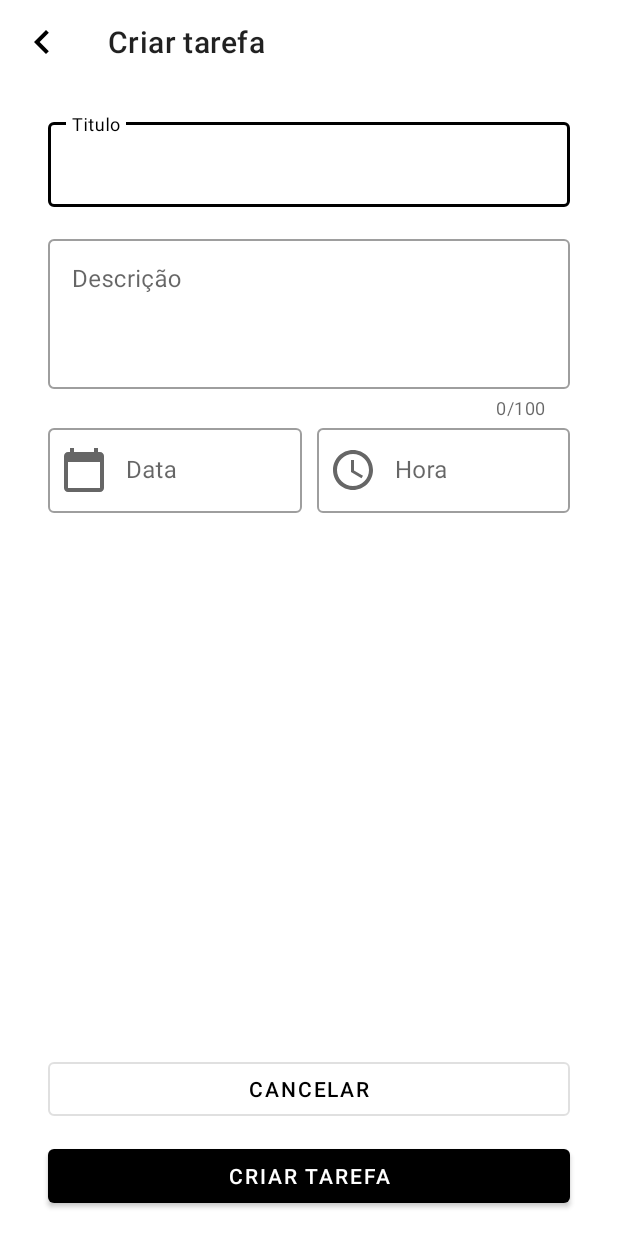
After one commit to UenoSilva/dio_lab_cursos, an Android app: the layout activity_add_task.xml on its own in the app's theme, with its tools: preview values and no code run, on a phone screen of 412 x 824 dp. The commit adds this screen. Run offline under Robolectric (Android 15) with nearby library versions, the phone set to English and light mode, and no system bars.

Commit message:
feat: activity add task

```diff
--- /dev/null
+++ b/desafios-kotlin/to-do_list/app/src/main/res/layout/activity_add_task.xml
@@ -0,0 +1,130 @@
+<?xml version="1.0" encoding="utf-8"?>
+<androidx.constraintlayout.widget.ConstraintLayout xmlns:android="http://schemas.android.com/apk/res/android"
+    xmlns:app="http://schemas.android.com/apk/res-auto"
+    android:layout_width="match_parent"
+    android:layout_height="match_parent">
+
+    <com.google.android.material.appbar.MaterialToolbar
+        android:id="@+id/mtb_navigate"
+        android:layout_width="0dp"
+        android:layout_height="wrap_content"
+        app:layout_constraintEnd_toEndOf="parent"
+        app:layout_constraintStart_toStartOf="parent"
+        app:layout_constraintTop_toTopOf="parent"
+        app:navigationIcon="@drawable/ic_navigate"
+        app:title="@string/create_task" />
+
+    <com.google.android.material.textfield.TextInputLayout
+        android:id="@+id/til_title"
+        style="@style/Widget.MaterialComponents.TextInputLayout.OutlinedBox"
+        android:layout_width="0dp"
+        android:layout_height="wrap_content"
+        android:layout_marginTop="20dp"
+        android:hint="Titulo"
+        app:layout_constraintEnd_toEndOf="@id/gl_end"
+        app:layout_constraintStart_toStartOf="@id/gl_start"
+        app:layout_constraintTop_toBottomOf="@id/mtb_navigate">
+
+        <com.google.android.material.textfield.TextInputEditText
+            android:layout_width="match_parent"
+            android:layout_height="wrap_content"
+            android:inputType="text" />
+
+    </com.google.android.material.textfield.TextInputLayout>
+
+    <com.google.android.material.textfield.TextInputLayout
+        android:id="@+id/til_description"
+        style="@style/Widget.MaterialComponents.TextInputLayout.OutlinedBox"
+        android:layout_width="0dp"
+        android:layout_height="wrap_content"
+        android:layout_marginVertical="16dp"
+        android:hint="@string/description"
+        app:counterEnabled="true"
+        app:counterMaxLength="100"
+        app:layout_constraintEnd_toEndOf="@id/gl_end"
+        app:layout_constraintStart_toStartOf="@id/gl_start"
+        app:layout_constraintTop_toBottomOf="@id/til_title">
+
+        <com.google.android.material.textfield.TextInputEditText
+            android:layout_width="match_parent"
+            android:layout_height="100dp"
+            android:layout_gravity="top"
+            android:gravity="top"
+            android:inputType="textMultiLine" />
+
+    </com.google.android.material.textfield.TextInputLayout>
+
+    <com.google.android.material.textfield.TextInputLayout
+        android:id="@+id/til_date"
+        style="@style/Widget.MaterialComponents.TextInputLayout.OutlinedBox"
+        android:layout_width="0dp"
+        android:layout_height="wrap_content"
+        android:layout_marginEnd="10dp"
+        android:hint="@string/date"
+        app:layout_constraintEnd_toStartOf="@id/til_hour"
+        app:layout_constraintStart_toStartOf="@id/gl_start"
+        app:layout_constraintTop_toBottomOf="@id/til_description"
+        app:startIconDrawable="@drawable/ic_calendar">
+
+        <com.google.android.material.textfield.TextInputEditText
+            android:layout_width="match_parent"
+            android:layout_height="wrap_content"
+            android:paddingStart="50dp" />
+
+    </com.google.android.material.textfield.TextInputLayout>
+
+    <com.google.android.material.textfield.TextInputLayout
+        android:id="@+id/til_hour"
+        style="@style/Widget.MaterialComponents.TextInputLayout.OutlinedBox"
+        android:layout_width="0dp"
+        android:layout_height="wrap_content"
+        android:hint="@string/hour"
+        app:layout_constraintEnd_toEndOf="@id/gl_end"
+        app:layout_constraintStart_toEndOf="@id/til_date"
+        app:layout_constraintTop_toBottomOf="@id/til_description"
+        app:startIconDrawable="@drawable/ic_time">
+
+        <com.google.android.material.textfield.TextInputEditText
+            android:layout_width="match_parent"
+            android:layout_height="wrap_content"
+            android:paddingStart="50dp" />
+
+    </com.google.android.material.textfield.TextInputLayout>
+
+    <com.google.android.material.button.MaterialButton
+        android:id="@+id/mb_cancelar"
+        style="@style/Widget.MaterialComponents.Button.OutlinedButton"
+        android:layout_width="0dp"
+        android:layout_height="wrap_content"
+        android:layout_marginBottom="10dp"
+        android:text="@string/cancel"
+        app:layout_constraintBottom_toTopOf="@id/mb_criar_tarefa"
+        app:layout_constraintEnd_toEndOf="@id/gl_end"
+        app:layout_constraintStart_toStartOf="@id/gl_start" />
+
+    <com.google.android.material.button.MaterialButton
+        android:id="@+id/mb_criar_tarefa"
+        style="@style/Widget.MaterialComponents.Button"
+        android:layout_width="0dp"
+        android:layout_height="wrap_content"
+        android:layout_marginBottom="16dp"
+        android:text="@string/create_task"
+        app:layout_constraintBottom_toBottomOf="parent"
+        app:layout_constraintEnd_toEndOf="@id/gl_end"
+        app:layout_constraintStart_toStartOf="@id/gl_start" />
+
+    <androidx.constraintlayout.widget.Guideline
+        android:id="@+id/gl_start"
+        android:layout_width="wrap_content"
+        android:layout_height="wrap_content"
+        android:orientation="vertical"
+        app:layout_constraintGuide_begin="32dp" />
+
+    <androidx.constraintlayout.widget.Guideline
+        android:id="@+id/gl_end"
+        android:layout_width="wrap_content"
+        android:layout_height="wrap_content"
+        android:orientation="vertical"
+        app:layout_constraintGuide_end="32dp" />
+
+</androidx.constraintlayout.widget.ConstraintLayout>
--- a/desafios-kotlin/to-do_list/app/src/main/res/values/strings.xml
+++ b/desafios-kotlin/to-do_list/app/src/main/res/values/strings.xml
@@ -1,4 +1,9 @@
 <resources>
     <string name="app_name">ToDo List</string>
     <string name="task">Tarefas</string>
+    <string name="create_task">Criar tarefa</string>
+    <string name="hour">Hora</string>
+    <string name="date">Data</string>
+    <string name="description">Descrição</string>
+    <string name="cancel">Cancelar</string>
 </resources>
```
